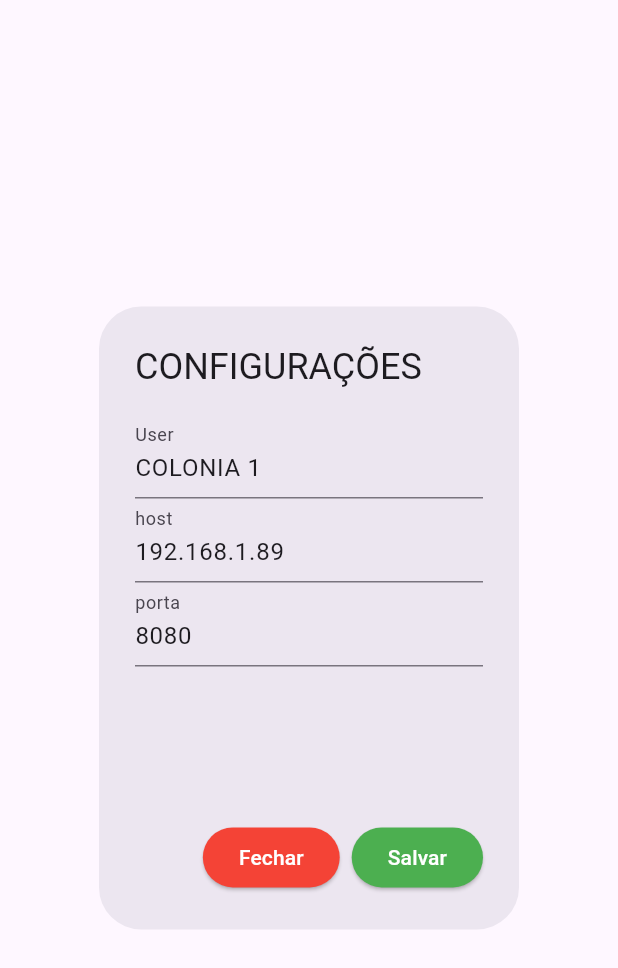
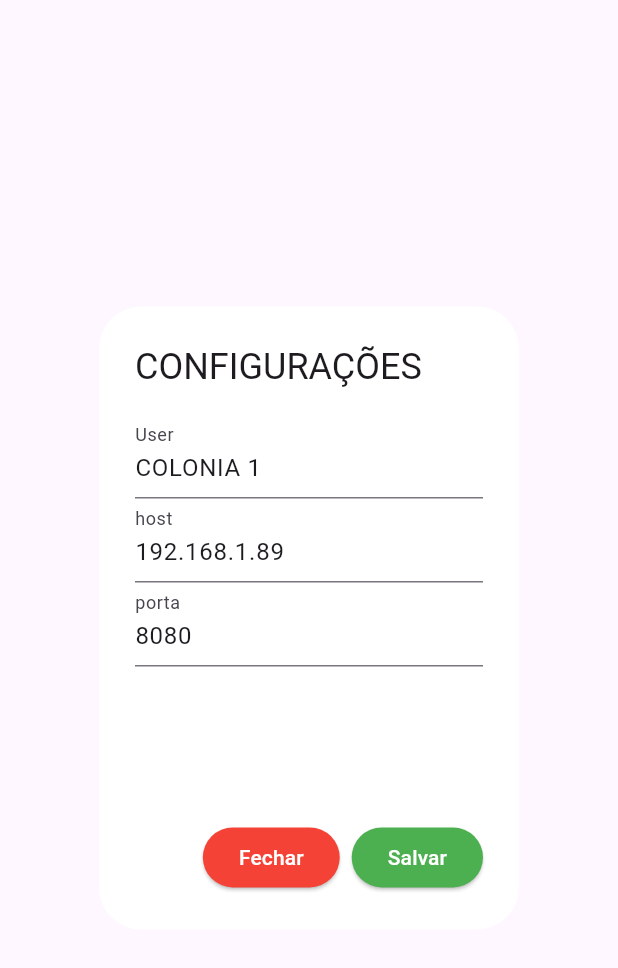
Before and after one commit to e-duarte/colonia, a Flutter app: the Setting widget shown alone on an empty page, opened directly, on a phone screen of 412 x 824 dp. Shown: the top 968 px of the screen. Run offline on Flutter 3.47's test engine with Material 3 defaults, Android fonts, the phone set to English and light mode, and no system bars; our stand-ins replace brasil_fields, data_table_2, file_picker, get, open_filex, shared_preferences; missing offline and left inert: bitsdojo_window; accounts and stored records are empty; network calls fail.

Commit message:
Some updates

```diff
--- a/lib/app/pages/home_page.dart
+++ b/lib/app/pages/home_page.dart
@@ -30,6 +30,7 @@ class _HomePageState extends State<HomePage> {
     doWhenWindowReady(() {
       const initialSize = Size(1200, 768);
       appWindow.minSize = initialSize;
+      appWindow.title = 'Colônia de Pesca';
       // appWindow.size = initialSize;
       // appWindow.maxSize = initialSize;
     });
--- a/lib/app/pages/settings_page.dart
+++ b/lib/app/pages/settings_page.dart
@@ -15,6 +15,7 @@ class _SettingState extends State<Setting> {
       key: _formKey,
       child: AlertDialog(
         title: const Text('CONFIGURAÇÕES'),
+        backgroundColor: Colors.white,
         content: Builder(
           builder: (context) {
             var height = MediaQuery.of(context).size.height * 0.3;
```
Also changed, not shown: 4 other files.
